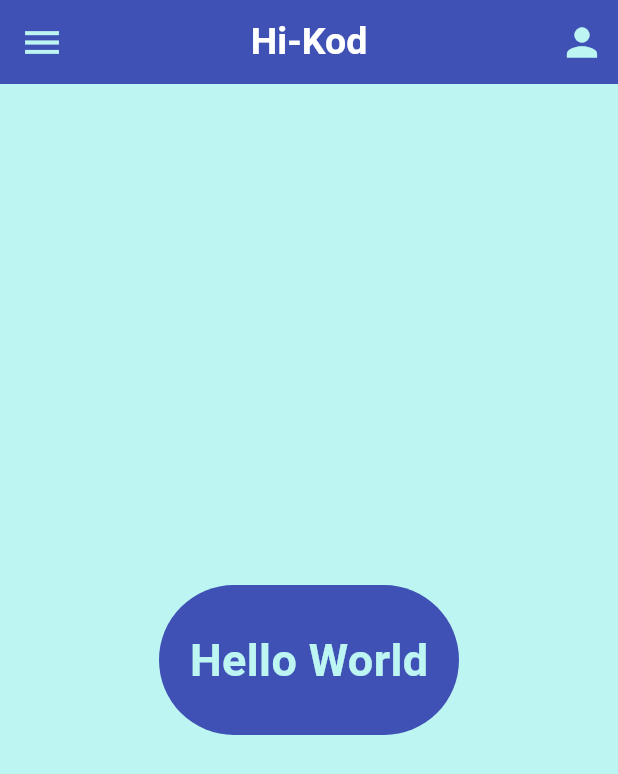
After one commit to Esrarkn/Hi-Kod-Assignment, a Flutter app: the HomeWork screen opened directly, on a phone screen of 412 x 824 dp. The commit adds this screen. Shown: the top 774 px of the screen. Run offline on Flutter 3.47's test engine with Material 3 defaults, Android fonts, the phone set to English and light mode, and no system bars.

Commit message:
third assignment completed

```diff
--- a/lib/homework2.dart
+++ b/lib/homework2.dart
@@ -50,7 +50,7 @@ void main() {
   print(meyvelerList);
 }
 
-/******************************************************************************/
+/// ***************************************************************************
 //5
 //Şekiller class'ı
 
--- /dev/null
+++ b/lib/homework3.dart
@@ -0,0 +1,93 @@
+import 'package:flutter/material.dart';
+
+void main() {
+  runApp(const MyApp());
+}
+
+class MyApp extends StatelessWidget {
+  const MyApp({super.key});
+  @override
+  Widget build(BuildContext context) {
+    return MaterialApp(
+        title: 'Flutter Demo',
+        debugShowCheckedModeBanner: false,
+        theme: ThemeData(
+          colorScheme: ColorScheme.fromSeed(seedColor: Colors.deepPurple),
+          useMaterial3: true,
+        ),
+        home: const HomeWork());
+  }
+}
+
+class HomeWork extends StatelessWidget {
+  const HomeWork({super.key});
+
+  @override
+  Widget build(BuildContext context) {
+    return SafeArea(
+      child: Scaffold(
+        appBar: AppBar(
+          backgroundColor: Colors.indigo,
+          leading: IconButton(
+            onPressed: () {
+              print("Menü ikonuna tıklandı!");
+            },
+            icon: const Icon(
+              Icons.menu_outlined,
+              color: Color(0xFFBDF5F2),
+              size: 30,
+            ),
+          ),
+          title: const Text(
+            "Hi-Kod",
+            style: TextStyle(
+              color: Colors.white,
+              fontWeight: FontWeight.bold,
+              fontSize: 25,
+            ),
+          ),
+          centerTitle: true,
+          actions: [
+            IconButton(
+              onPressed: () {
+                print("İnsan ikonuna tıklandı!");
+              },
+              icon: const Icon(
+                Icons.person,
+                color: Color(0xFFBDF5F2),
+                size: 30,
+              ),
+            ),
+          ],
+        ),
+        body: Center(
+          child: Container(
+            color: const Color(0xFFBDF5F2),
+            width: double.infinity,
+            height: double.infinity,
+            child: Center(
+              child: Container(
+                width: 200,
+                height: 100,
+                decoration: BoxDecoration(
+                  color: Colors.indigo,
+                  borderRadius: BorderRadius.circular(50),
+                ),
+                child: const Center(
+                  child: Text(
+                    "Hello World",
+                    style: TextStyle(
+                      color: Color(0xFFBDF5F2),
+                      fontWeight: FontWeight.bold,
+                      fontSize: 30,
+                    ),
+                  ),
+                ),
+              ),
+            ),
+          ),
+        ),
+      ),
+    );
+  }
+}
```
Also changed, not shown: pubspec.lock.
